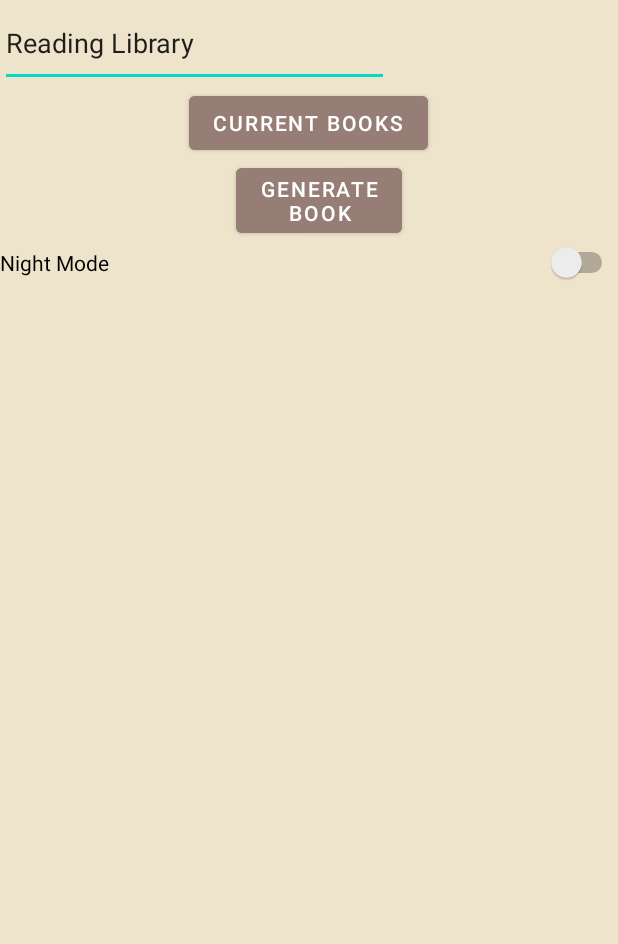
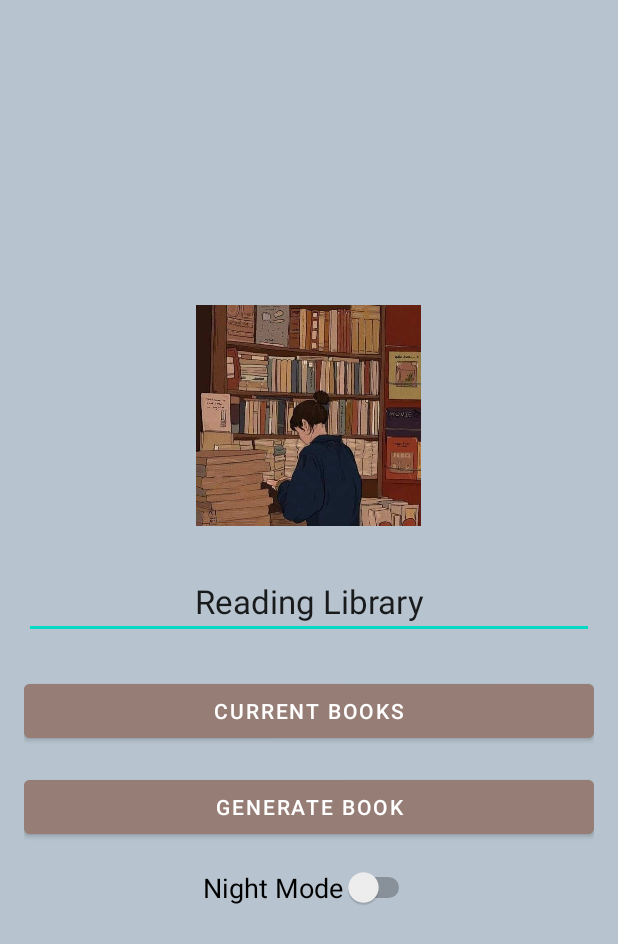
Before and after one commit to ayanahye/mobile-dev-final-project, an Android app: the screen it shows after launch (MainActivity), on a phone screen of 412 x 824 dp. Shown: the top 944 px of the screen. Run offline under Robolectric (Android 15) with nearby library versions, the phone set to English and light mode, and no system bars.

Commit message:
good night!

```diff
--- a/app/src/main/res/layout/activity_main.xml
+++ b/app/src/main/res/layout/activity_main.xml
@@ -1,5 +1,6 @@
 <?xml version="1.0" encoding="utf-8"?>
-<androidx.constraintlayout.widget.ConstraintLayout xmlns:android="http://schemas.android.com/apk/res/android"
+<androidx.constraintlayout.widget.ConstraintLayout
+    xmlns:android="http://schemas.android.com/apk/res/android"
     xmlns:app="http://schemas.android.com/apk/res-auto"
     xmlns:tools="http://schemas.android.com/tools"
     android:layout_width="match_parent"
@@ -9,40 +10,56 @@
     <LinearLayout
         android:layout_width="match_parent"
         android:layout_height="match_parent"
-        android:background="@color/lightestbrown"
-        android:orientation="vertical">
+        android:orientation="vertical"
+        android:padding="16dp"
+        android:background="@color/bluee"
+        android:gravity="center">
+
+        <ImageView
+            android:layout_width="150dp"
+            android:layout_height="150dp"
+            android:src="@drawable/oo"/>
 
         <EditText
             android:id="@+id/Title"
-            android:layout_width="259dp"
-            android:layout_height="58dp"
+            android:layout_width="match_parent"
+            android:layout_height="wrap_content"
             android:ems="10"
             android:inputType="textPersonName"
-            android:text="Reading Library" />
+            android:text="Reading Library"
+            android:textAlignment="center"
+            android:textAppearance="@style/TextAppearance.AppCompat.Large"
+            android:layout_marginTop="24dp"
+            android:layout_marginBottom="24dp"/>
 
         <Button
             android:id="@+id/currRead"
-            android:layout_width="wrap_content"
+            android:layout_width="match_parent"
             android:layout_height="wrap_content"
-            android:layout_marginStart="126dp"
-            android:layout_marginEnd="126dp"
             android:backgroundTint="@color/darkestbrown"
-            android:text="Current Books" />
+            android:text="Current Books"
+            android:layout_marginBottom="16dp"/>
 
         <Button
             android:id="@+id/prevRead"
-            android:layout_width="wrap_content"
+            android:layout_width="match_parent"
             android:layout_height="wrap_content"
-            android:layout_marginStart="157dp"
-            android:layout_marginEnd="144dp"
             android:backgroundTint="@color/darkestbrown"
-            android:text="Generate Book" />
+            android:text="Generate Book"
+            android:layout_marginBottom="16dp"/>
 
         <Switch
             android:id="@+id/switchTheme"
-            android:layout_width="match_parent"
+            android:layout_width="wrap_content"
             android:layout_height="wrap_content"
-            android:text="Night Mode" />
+            android:text="Night Mode"
+            android:textSize="18sp"
+            android:layout_gravity="center_horizontal"
+            android:layout_marginBottom="16dp"
+            app:layout_constraintBottom_toBottomOf="parent"
+            app:layout_constraintEnd_toEndOf="parent"
+            app:layout_constraintStart_toStartOf="parent" />
+
     </LinearLayout>
 
 </androidx.constraintlayout.widget.ConstraintLayout>
--- a/app/src/main/res/layout/activity_old.xml
+++ b/app/src/main/res/layout/activity_old.xml
@@ -52,6 +52,14 @@
             android:gravity="center_horizontal"
             android:textAppearance="@style/TextAppearance.AppCompat.Large"
             android:textStyle="bold" />
+
+        <ImageView
+            android:id="@+id/bookCoverImageView"
+            android:layout_width="match_parent"
+            android:layout_height="match_parent"
+            android:layout_gravity="center_horizontal"
+            android:src="@drawable/oo" />
+
     </LinearLayout>
 
 </LinearLayout>
```
Also changed, not shown: app/src/main/res/drawable/oo.jpg (added).
